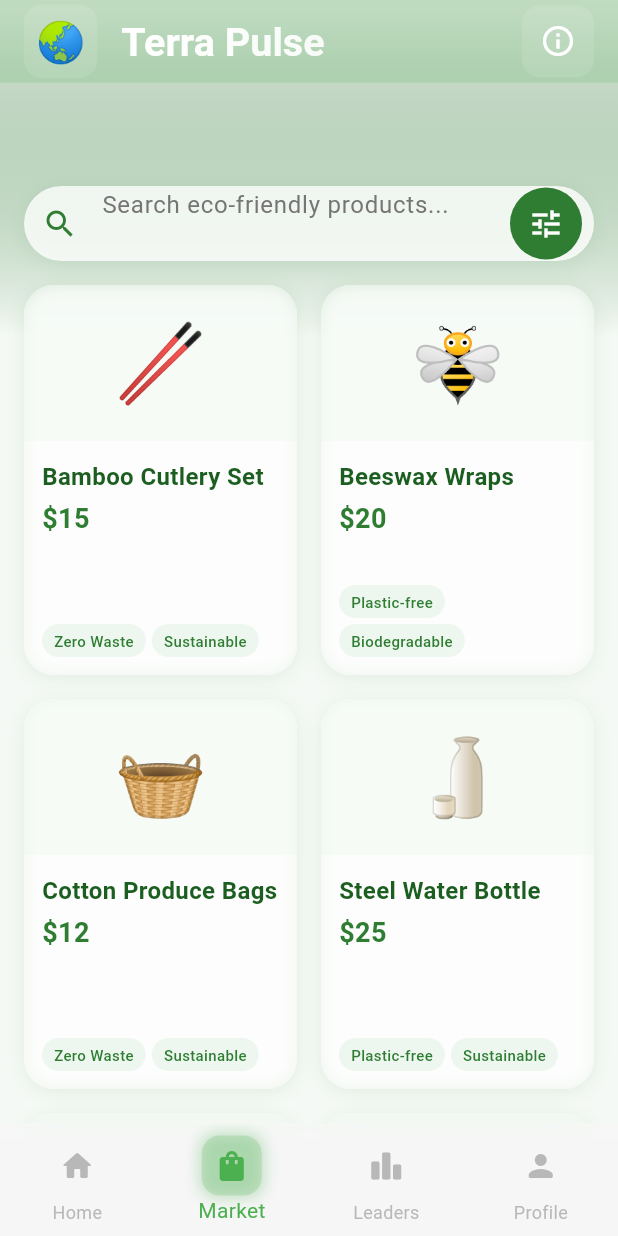
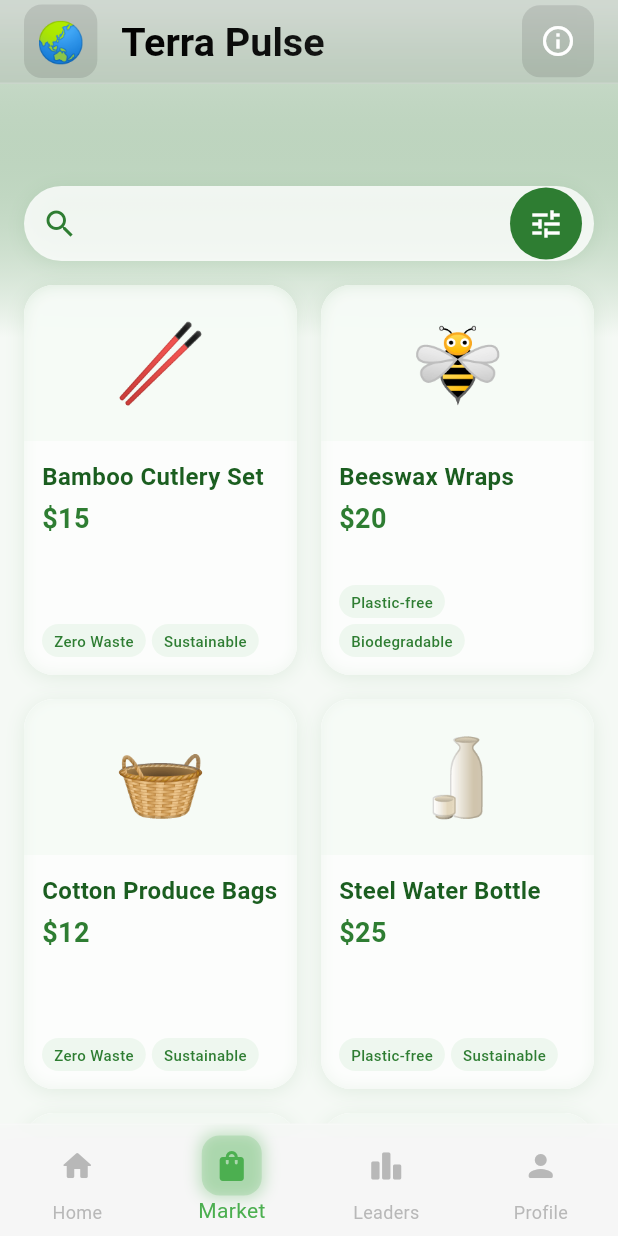
Before and after one commit to Ritovan03/TerraPulse, a Flutter app: the HomePage screen opened directly, item 2 of the bottom bar chosen, on a phone screen of 412 x 824 dp. Run offline on Flutter 3.47's test engine with Material 3 defaults, Android fonts, the phone set to English and light mode, and no system bars; our stand-ins replace cloud_firestore, firebase_auth, firebase_core, flutter_dotenv, flutter_gemini, flutter_iconly and 7 more; missing offline and left inert: cool_dropdown; accounts and stored records are empty; generated files the repository leaves out were written again.

Commit message:
Small change

```diff
--- a/lib/pages/LeaderboardPage.dart
+++ b/lib/pages/LeaderboardPage.dart
@@ -14,7 +14,7 @@ class LeaderboardPage extends StatelessWidget {
         child: Column(
           crossAxisAlignment: CrossAxisAlignment.stretch,
           children: [
-            const SizedBox(height: 20),
+            const SizedBox(height: 140),
             const Text(
               '🏁Leaderboard🏁',
               textAlign: TextAlign.center,
--- a/lib/pages/MarketPlace.dart
+++ b/lib/pages/MarketPlace.dart
@@ -346,7 +346,7 @@ class _MarketplacePageState extends State<MarketplacePage> {
                 });
               },
               decoration: InputDecoration(
-                hintText: 'Search eco-friendly products...',
+                hintText: '',
                 hintStyle: TextStyle(color: Colors.grey.shade600),
                 prefixIcon: const Icon(Icons.search, color: primaryColor),
                 border: InputBorder.none,
--- a/lib/pages/homepage.dart
+++ b/lib/pages/homepage.dart
@@ -63,7 +63,7 @@ class _HomePageState extends State<HomePage> {
           filter: ImageFilter.blur(sigmaX: 10, sigmaY: 10),
           child: Container(
             decoration: BoxDecoration(
-              color: Colors.green.withOpacity(0.2),
+              color: Colors.grey.withOpacity(0.2),
               border: Border(
                 bottom: BorderSide(
                   color: Colors.white.withOpacity(0.2),
@@ -79,7 +79,7 @@ class _HomePageState extends State<HomePage> {
                   Container(
                     padding: const EdgeInsets.all(8),
                     decoration: BoxDecoration(
-                      color: Colors.white.withOpacity(0.1),
+                      color: Colors.black.withOpacity(0.1),
                       borderRadius: BorderRadius.circular(12),
                     ),
                     child: Text(
@@ -102,7 +102,7 @@ class _HomePageState extends State<HomePage> {
                     child: Text(
                       'Terra Pulse',
                       style: TextStyle(
-                        color: Colors.white,
+                        color: Colors.black,
                         fontWeight: FontWeight.bold,
                         fontSize: 24.sp,
                       ),
@@ -112,6 +112,7 @@ class _HomePageState extends State<HomePage> {
                   _buildInfoButton(context),
                 ],
               ),
+
             ),
           ),
         ),
@@ -122,7 +123,7 @@ class _HomePageState extends State<HomePage> {
   Widget _buildInfoButton(BuildContext context) {
     return Container(
       decoration: BoxDecoration(
-        color: Colors.white.withOpacity(0.1),
+        color: Colors.black.withOpacity(0.1),
         borderRadius: BorderRadius.circular(12),
       ),
       child: IconButton(
```
